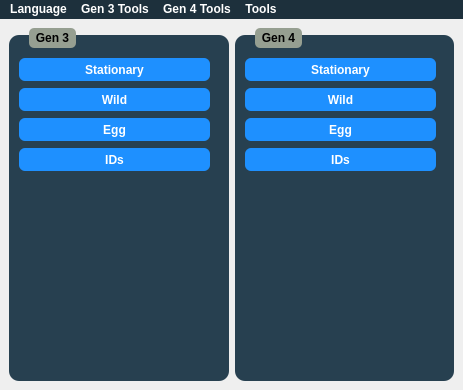
Admiral-Fish/PokeFinder, file Forms/MainWindow.ui: the form before one commit.
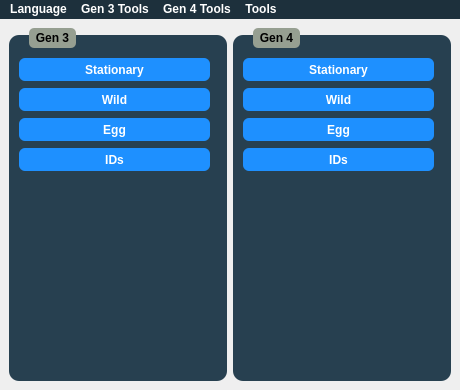
The form after the commit. Icons and pictures are not drawn.

```diff
--- a/Forms/MainWindow.ui
+++ b/Forms/MainWindow.ui
@@ -6,7 +6,7 @@
    <rect>
     <x>0</x>
     <y>0</y>
-    <width>463</width>
+    <width>460</width>
     <height>390</height>
    </rect>
   </property>
@@ -18,13 +18,13 @@
   </property>
   <property name="minimumSize">
    <size>
-    <width>463</width>
+    <width>460</width>
     <height>390</height>
    </size>
   </property>
   <property name="maximumSize">
    <size>
-    <width>463</width>
+    <width>460</width>
     <height>390</height>
    </size>
   </property>
@@ -251,7 +251,7 @@
     <rect>
      <x>0</x>
      <y>0</y>
-     <width>463</width>
+     <width>460</width>
      <height>20</height>
     </rect>
    </property>
```
Left out of the diff: 2 changed lines with no effect on the pictures.
